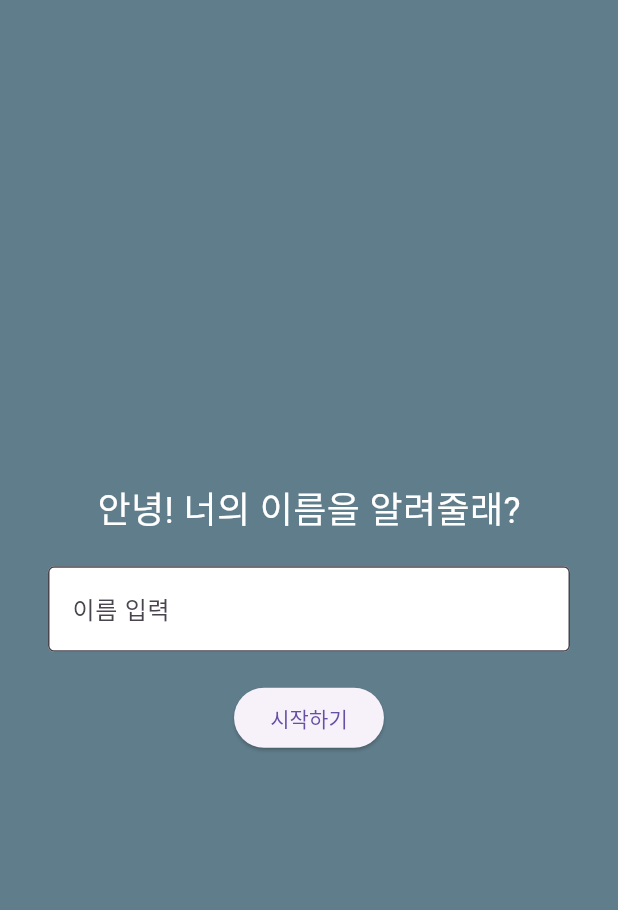
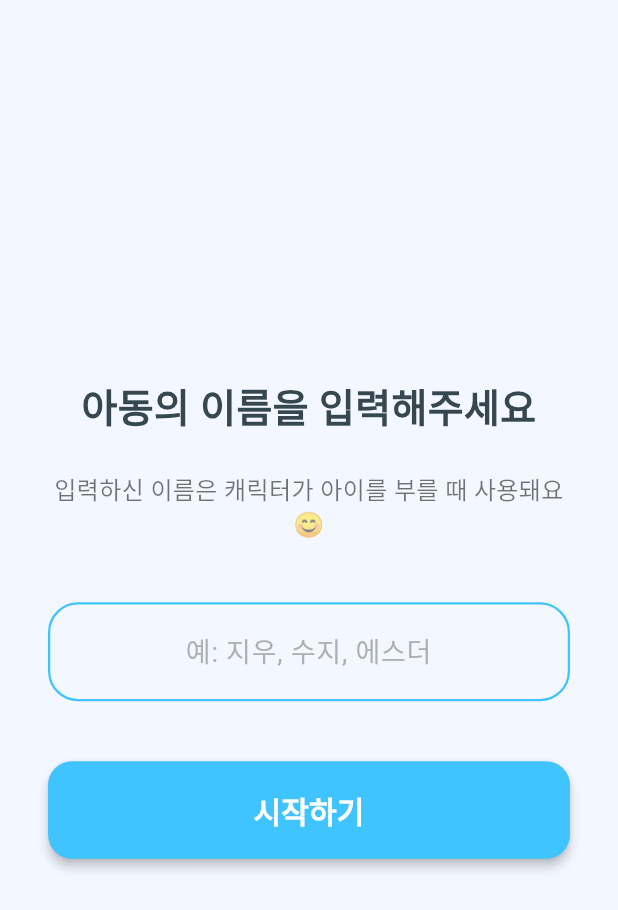
Before and after one commit to clr4takeoff/mimicall, a Flutter app: the screen it shows after launch, on a phone screen of 412 x 824 dp. Shown: the top 910 px of the screen. Run offline on Flutter 3.47's test engine with Material 3 defaults, Android fonts, the phone set to English and light mode, and no system bars; our stand-ins replace firebase_core, firebase_database, flutter_dotenv, permission_handler, shared_preferences, speech_to_text; accounts and stored records are empty.

Commit message:
add parent settings + refine landing flow

```diff
--- a/lib/screens/name_landing_screen.dart
+++ b/lib/screens/name_landing_screen.dart
@@ -12,10 +12,22 @@ class NameLandingScreen extends StatefulWidget {
 class _NameLandingScreenState extends State<NameLandingScreen> {
   final _controller = TextEditingController();
   final _database = FirebaseDatabase.instance.ref();
+  bool _showError = false;
 
   void _saveName() async {
     final name = _controller.text.trim();
-    if (name.isEmpty) return;
+
+    if (name.isEmpty) {
+      setState(() => _showError = true);
+      ScaffoldMessenger.of(context).showSnackBar(
+        const SnackBar(
+          content: Text('이름을 입력해주세요.'),
+          backgroundColor: Colors.redAccent,
+          duration: Duration(seconds: 2),
+        ),
+      );
+      return;
+    }
 
     final now = DateTime.now();
     final formattedId =
@@ -33,35 +45,113 @@ class _NameLandingScreenState extends State<NameLandingScreen> {
       );
     }
   }
+
   String _twoDigits(int n) => n.toString().padLeft(2, '0');
-
 
   @override
   Widget build(BuildContext context) {
     return Scaffold(
-      backgroundColor: Colors.blueGrey,
+      backgroundColor: const Color(0xFFF3F7FF),
       body: Center(
         child: Padding(
           padding: const EdgeInsets.all(32.0),
           child: Column(
             mainAxisAlignment: MainAxisAlignment.center,
             children: [
-              const Text('안녕! 너의 이름을 알려줄래?', style: TextStyle(fontSize: 24, color: Colors.white)),
-              const SizedBox(height: 20),
+              const Text(
+                '아동의 이름을 입력해주세요',
+                textAlign: TextAlign.center,
+                style: TextStyle(
+                  fontSize: 26,
+                  fontWeight: FontWeight.bold,
+                  color: Color(0xFF37474F),
+                ),
+              ),
+              const SizedBox(height: 24),
+              const Text(
+                '입력하신 이름은 캐릭터가 아이를 부를 때 사용돼요 😊',
+                textAlign: TextAlign.center,
+                style: TextStyle(
+                  fontSize: 16,
+                  color: Colors.black54,
+                ),
+              ),
+              const SizedBox(height: 40),
+
+              // 이름 입력창
               TextField(
                 controller: _controller,
-                decoration: const InputDecoration(
-                  hintText: '이름 입력',
-                  filled: true,
-                  fillColor: Colors.white,
-                  border: OutlineInputBorder(),
+                textAlign: TextAlign.center,
+                style: const TextStyle(fontSize: 20),
+                decoration: InputDecoration(
+                  hintText: '예: 지우, 수지, 에스더',
+                  hintStyle: TextStyle(
+                    color: Colors.grey.withOpacity(0.8),
+                    fontSize: 18,
+                  ), fillColor: Colors.white,
+                  contentPadding:
+                  const EdgeInsets.symmetric(vertical: 18, horizontal: 16),
+                  border: OutlineInputBorder(
+                    borderRadius: BorderRadius.circular(20),
+                    borderSide: BorderSide.none,
+                  ),
+                  enabledBorder: OutlineInputBorder(
+                    borderRadius: BorderRadius.circular(20),
+                    borderSide: BorderSide(
+                      color: _showError
+                          ? Colors.redAccent
+                          : Colors.lightBlueAccent,
+                      width: 1.5,
+                    ),
+                  ),
+                  focusedBorder: OutlineInputBorder(
+                    borderRadius: BorderRadius.circular(20),
+                    borderSide: BorderSide(
+                      color: _showError ? Colors.redAccent : Colors.blueAccent,
+                      width: 2,
+                    ),
+                  ),
+                ),
+                onChanged: (_) {
+                  if (_showError) setState(() => _showError = false);
+                },
+              ),
+
+              // 오류 메시지
+              if (_showError)
+                const Padding(
+                  padding: EdgeInsets.only(top: 8.0),
+                  child: Text(
+                    '이름을 입력해야 진행할 수 있습니다.',
+                    style: TextStyle(color: Colors.redAccent, fontSize: 14),
+                  ),
+                ),
+
+              const SizedBox(height: 40),
+
+              // 시작 버튼
+              SizedBox(
+                width: double.infinity,
+                child: ElevatedButton(
+                  onPressed: _saveName,
+                  style: ElevatedButton.styleFrom(
+                    backgroundColor: Colors.lightBlueAccent,
+                    shape: RoundedRectangleBorder(
+                      borderRadius: BorderRadius.circular(16),
+                    ),
+                    padding: const EdgeInsets.symmetric(vertical: 18),
+                    elevation: 3,
+                  ),
+                  child: const Text(
+                    '시작하기',
+                    style: TextStyle(
+                      fontSize: 20,
+                      fontWeight: FontWeight.bold,
+                      color: Colors.white,
+                    ),
+                  ),
                 ),
               ),
-              const SizedBox(height: 20),
-              ElevatedButton(
-                onPressed: _saveName,
-                child: const Text('시작하기'),
-              )
             ],
           ),
         ),
```
Also changed, not shown: lib/models/character_settings_model.dart (added, +23 -0 lines), lib/screens/main_screen.dart (+24 -5 lines), lib/screens/test.dart (deleted, +0 -39 lines), lib/widgets/character_settings.dart (added, +143 -0 lines).
